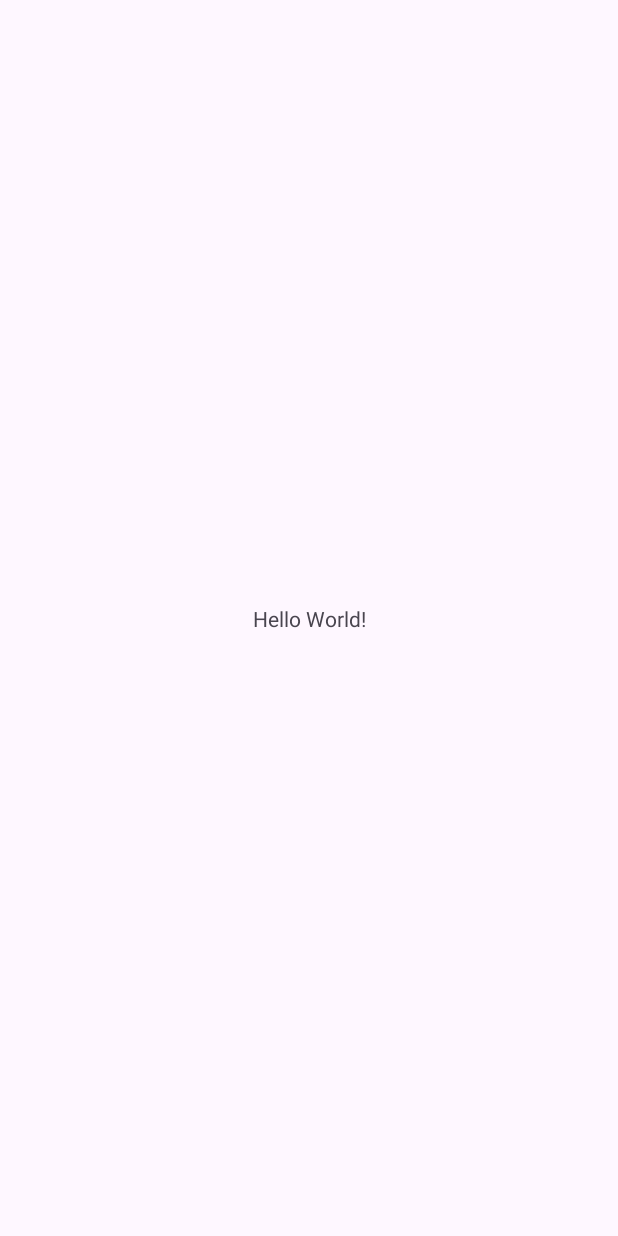
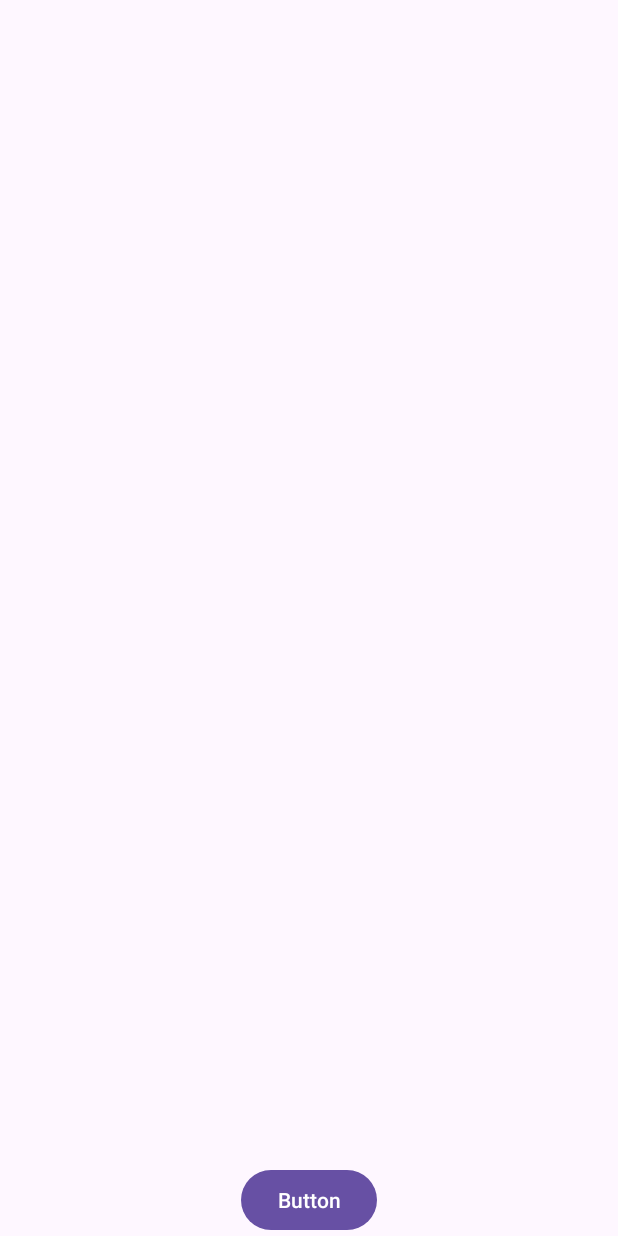
Before and after one commit to NBC-VIDEO/YouTube-API, an Android app: the screen it shows after launch (MainActivity), on a phone screen of 412 x 824 dp. Before the commit the screen is almost empty. Run offline under Robolectric (Android 15) with nearby library versions, the phone set to English and light mode, and no system bars.

Commit message:
feat: 안드로이드 버전바꾸기 전

```diff
--- a/app/src/main/java/com/nbc/video/MainActivity.kt
+++ b/app/src/main/java/com/nbc/video/MainActivity.kt
@@ -1,20 +1,54 @@
 package com.nbc.video
 
 import android.os.Bundle
+import android.text.TextUtils.replace
 import androidx.activity.enableEdgeToEdge
 import androidx.appcompat.app.AppCompatActivity
 import androidx.core.view.ViewCompat
 import androidx.core.view.WindowInsetsCompat
+import androidx.fragment.app.Fragment
+import androidx.fragment.app.commit
+import com.nbc.video.databinding.ActivityMainBinding
 
 class MainActivity : AppCompatActivity() {
+    private val binding by lazy {
+        ActivityMainBinding.inflate(layoutInflater)
+    }
+
+    private val homeFragment by lazy { HomeFragment() }
+
     override fun onCreate(savedInstanceState: Bundle?) {
         super.onCreate(savedInstanceState)
         enableEdgeToEdge()
-        setContentView(R.layout.activity_main)
+        setContentView(binding.root)
         ViewCompat.setOnApplyWindowInsetsListener(findViewById(R.id.main)) { v, insets ->
             val systemBars = insets.getInsets(WindowInsetsCompat.Type.systemBars())
             v.setPadding(systemBars.left, systemBars.top, systemBars.right, systemBars.bottom)
             insets
         }
+
+        binding.btn.setOnClickListener {
+            setFragment(homeFragment)
+        }
+        // 메인 함수에서 싱글톤 객체의 데이터 접근 및 출력
+        /* println("Items:")
+        DummyData.homeData.item.forEach { item ->
+            println(" - Title: ${item.title}, Thumbnail URL: ${item.thumbnailUrl}")
+        }
+
+        println("\nCategories:")
+        DummyData.homeData.category.forEach { category ->
+            println(" - Name: ${category.name}")
+        }*/
+
+    }
+
+    private fun setFragment(frag: Fragment) {
+        supportFragmentManager.commit {
+            replace(R.id.frame, frag)
+            setReorderingAllowed(true)
+            addToBackStack(null)
+        }
+
     }
 }
--- /dev/null
+++ b/app/src/main/java/com/nbc/video/data/VideoItemModel.kt
@@ -0,0 +1,6 @@
+package com.nbc.video.data
+
+data class VideoItemModel(
+    var title: String,
+    var thumbnail : String
+)
--- a/app/src/main/res/layout/activity_main.xml
+++ b/app/src/main/res/layout/activity_main.xml
@@ -7,13 +7,22 @@
     android:layout_height="match_parent"
     tools:context=".MainActivity">
 
-    <TextView
-        android:layout_width="wrap_content"
-        android:layout_height="wrap_content"
-        android:text="Hello World!"
-        app:layout_constraintBottom_toBottomOf="parent"
+    <FrameLayout
+        android:id="@+id/frame"
+        android:layout_width="0dp"
+        android:layout_height="0dp"
+        app:layout_constraintBottom_toTopOf="@id/btn"
         app:layout_constraintEnd_toEndOf="parent"
         app:layout_constraintStart_toStartOf="parent"
         app:layout_constraintTop_toTopOf="parent" />
 
+    <Button
+        android:id="@+id/btn"
+        android:layout_width="wrap_content"
+        android:layout_height="wrap_content"
+        android:layout_marginTop="100dp"
+        android:text="Button"
+        app:layout_constraintBottom_toBottomOf="parent"
+        app:layout_constraintEnd_toEndOf="parent"
+        app:layout_constraintStart_toStartOf="parent" />
 </androidx.constraintlayout.widget.ConstraintLayout>
--- a/app/src/main/res/layout/video_item.xml
+++ b/app/src/main/res/layout/video_item.xml
@@ -12,7 +12,8 @@
         android:layout_height="170dp"
         android:padding="10dp"
         app:layout_constraintStart_toStartOf="parent"
-        app:layout_constraintTop_toTopOf="parent" />
+        app:layout_constraintTop_toTopOf="parent"
+        android:src="@drawable/video_radius"/>
 
     <TextView
         android:id="@+id/tv_title"
```
Also changed, not shown: app/build.gradle.kts (+10 -0 lines), app/src/main/java/com/nbc/video/HomeAdapter.kt (+22 -1 lines), app/src/main/java/com/nbc/video/HomeFragment.kt (+69 -15 lines).
